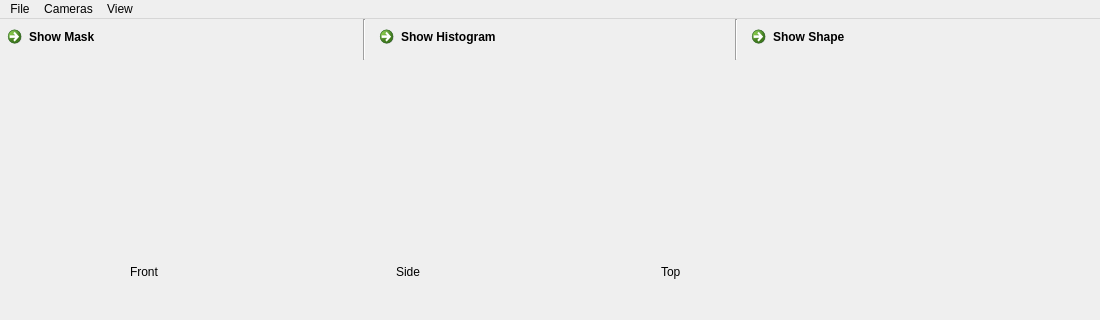
DryFrost/photogon, file Photogon/themainwindow.ui: the form before one commit; both pictures show x 0 to 1100 and y 0 to 320 of the 1100 by 700 pixel window.
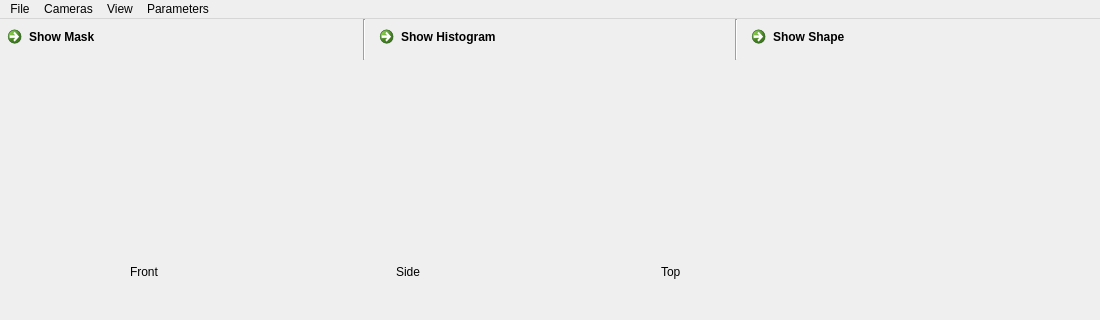
The form after the commit. Icons and pictures are not drawn.

Commit message: Added ability to edit ROI. Started work on being able to edit parameters for masking.

Patch:
```diff
--- a/Photogon/themainwindow.ui
+++ b/Photogon/themainwindow.ui
@@ -360,9 +360,16 @@
     </property>
     <addaction name="uiActionStartupDialog"/>
    </widget>
+   <widget class="QMenu" name="menuParameters">
+    <property name="title">
+     <string>Parameters</string>
+    </property>
+    <addaction name="actionEdit_ROI"/>
+   </widget>
    <addaction name="menuFile"/>
    <addaction name="menuCameras"/>
    <addaction name="menuView"/>
+   <addaction name="menuParameters"/>
   </widget>
   <widget class="QStatusBar" name="statusbar"/>
   <action name="actionOpen">
```
Left out of the diff: 5 changed lines with no effect on the pictures. The commit also changes 9 other files.
